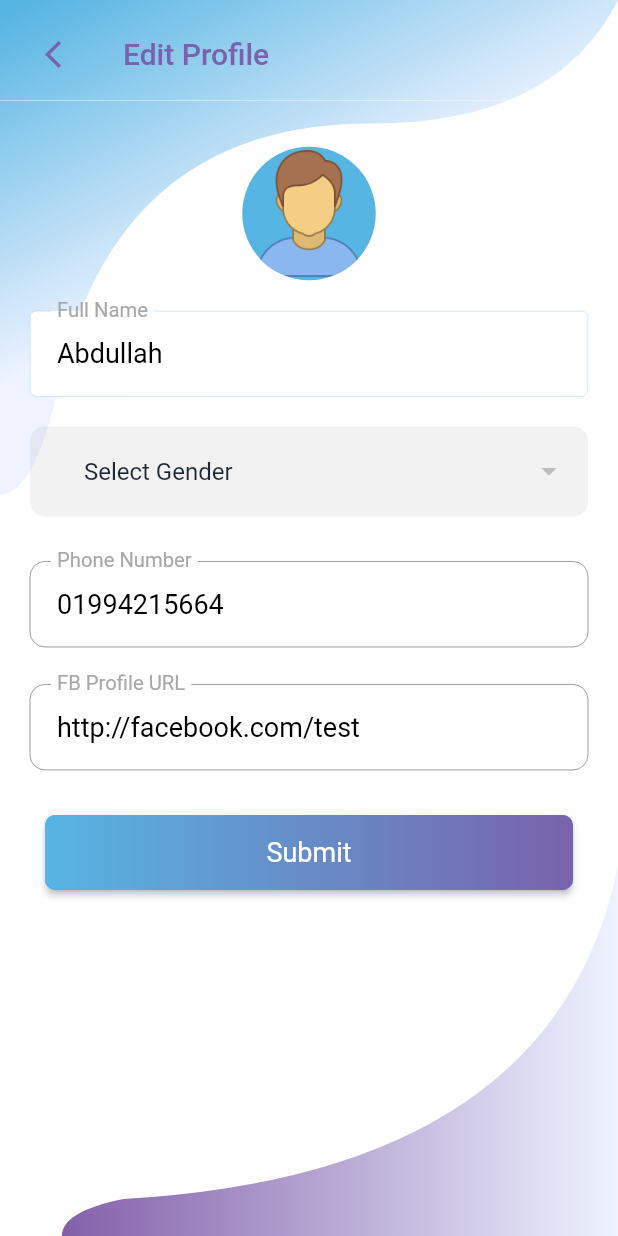
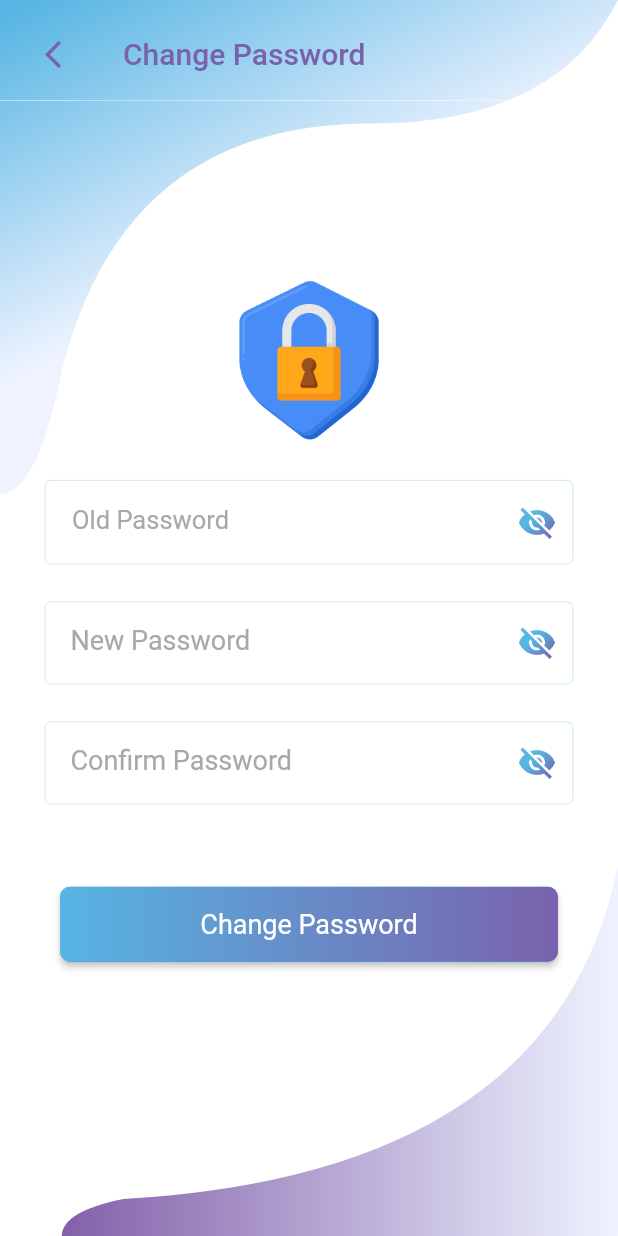
Before and after one commit to MdJeweleIslam/hw_pannel, a Flutter app: the screen it shows after launch, on a phone screen of 412 x 824 dp. Run offline on Flutter 3.47's test engine with Material 2 defaults, Android fonts, the phone set to English and light mode, and no system bars; drawn by our look-alikes of dropdown_button2; our stand-ins replace flutter_html, fluttertoast, get, get_storage, loading_indicator, marquee and 2 more; missing offline and left inert: ntp; Roboto replaces fonts that are missing (PT-Sans).

Commit message:
change password page design and create change password controller and set this

```diff
--- a/lib/Colors.dart
+++ b/lib/Colors.dart
@@ -10,6 +10,7 @@ const Color awsMixedColor = Color(0xFF6999B0);
 const Color awsCursorColor = Color(0xFF6999B0);
 const Color awsColor = Color(0xFF6999B0);
 const Color hint_color = Color(0xFFa8a8a8);
+const Color hint_color1 = Color(0xff858585);
 const Color unactive_color = Color(0xff696868);
 const Color backGroundColor = Color(0xfff6f6f6);
 const Color box_bg_color = Color(0xFFF9F9FC);
--- /dev/null
+++ b/lib/controller/change_password_page_controller.dart
@@ -0,0 +1,47 @@
+import 'dart:convert';
+
+import 'package:flutter/cupertino.dart';
+import 'package:get/get.dart';
+import '../Colors.dart';
+
+class ChangePasswordPageController extends GetxController {
+
+  ///input box controller
+
+  final oldPasswordController = TextEditingController().obs;
+  final newPasswordController = TextEditingController().obs;
+  final newConfirmPasswordController = TextEditingController().obs;
+
+
+  ///input box color and operation
+  var userNameLevelTextColor = hint_color.obs;
+  var passwordLevelTextColor = hint_color.obs;
+
+
+  var isObscure = true.obs;
+  var isObscureNewPassword = true.obs;
+  var isObscureConfirmNewPassword = true.obs;
+
+
+
+  updateUserNameLevelTextColor(Color value) {
+    userNameLevelTextColor(value);
+  }
+
+  updateIsObscure(var value) {
+    isObscure(value);
+  }
+
+  updateIsObscureNewPassword(var value) {
+    isObscureNewPassword(value);
+  }
+  updateIsObscureConfirmNewPassword(var value) {
+    isObscureConfirmNewPassword(value);
+  }
+  updatePasswordLevelTextColor(Color value) {
+    passwordLevelTextColor(value);
+  }
+
+
+
+}
--- a/lib/main.dart
+++ b/lib/main.dart
@@ -4,6 +4,8 @@ import 'package:flutter/services.dart';
 import 'package:fluttertoast/fluttertoast.dart';
 import 'package:get/get_navigation/src/root/get_material_app.dart';
 import 'package:get_storage/get_storage.dart';
+import 'package:hw_pannel/view/change_password.dart';
+import 'package:hw_pannel/view/fotget_password_page.dart';
 import 'package:hw_pannel/view/log_in_page.dart';
 import 'package:hw_pannel/view/user_profile.dart';
 import 'package:hw_pannel/view/user_profile_update.dart';
@@ -30,7 +32,8 @@ class MyApp extends StatelessWidget {
         body: Stack(
           children: [
             // LogInScreen(),
-            ProfileUpdateScreen(),
+            // LogInScreen(),
+            ChangePasswordScreen(),
            //Arena@1324
            //  Is CN=Arena Web Security, OU=Arena, O=Arena, L=Dhaka, ST=Dhaka, C=BD correct?
 
--- /dev/null
+++ b/lib/view/change_password.dart
@@ -0,0 +1,444 @@
+
+import 'package:dropdown_button2/dropdown_button2.dart';
+import 'package:flutter/material.dart';
+import 'package:fluttertoast/fluttertoast.dart';
+import 'package:get/get.dart';
+
+import '../../Colors.dart';
+import '../controller/change_password_page_controller.dart';
+import '../controller/user_profile_Edit_page_cintroller.dart';
+import '../gradiant_icon.dart';
+import 'background.dart';
+
+class ChangePasswordScreen extends StatelessWidget {
+  final changePasswordPageController = Get.put(ChangePasswordPageController());
+  @override
+  Widget build(BuildContext context) {
+    return SafeArea(
+      child: Scaffold(
+        backgroundColor:  backGroundColor,
+        // backgroundColor: Colors.backGroundColor,
+        body:SizedBox(
+            width: double.infinity,
+            height: double.infinity,
+            child:Stack(
+              children: [
+                Background(),
+                Column(
+                  children: [
+
+                    Container(
+                      margin:  EdgeInsets.fromLTRB(00, 15, 00, 10),
+
+                      child: Row(
+                        children: [
+                          const SizedBox(width: 10,),
+                          InkWell(
+                            onTap: (){
+                              Get.back();
+                            },
+                            child:  Container(
+
+                              margin: EdgeInsets.only(left: 20,top: 10,right: 10,bottom: 10),
+
+                              child:const Icon(Icons.arrow_back_ios,
+                                size: 22,
+                                color: awsEndColor,
+                              ),
+                            ),
+                          ),
+                          const SizedBox(width: 20,),
+                          Expanded(child:
+                          Text(
+                            "Change Password",
+                            style: TextStyle(
+                                fontSize: 20,
+                                fontWeight: FontWeight.w500,
+                                color: awsEndColor
+                            ),
+                          ))
+                        ],
+                      ),
+                    ),
+                    Container(height: 0.3,
+                      color: Colors.white,
+                    ),
+
+                    Expanded(
+                        child: Center(
+                          child: SingleChildScrollView(
+
+
+                            child: Column(
+                              mainAxisAlignment: MainAxisAlignment.center,
+                              children: [
+                                Container(
+                                  padding: EdgeInsets.only(left: 30,right: 30,bottom: 20),
+                                  child: Column(
+                                    children: [
+                                      SizedBox(height: 10,),
+
+                                      Image.asset(
+                                        'assets/images/privacy.png',
+                                        height: 120,
+                                        width: 120,
+                                      ),
+
+                                      const SizedBox(
+                                        height: 20,
+                                      ),
+
+                                      _buildUserInformationSection(),
+
+                                      Container(
+                                        margin: EdgeInsets.only(left: 10,right: 10,top: 30),
+                                        child:  _buildChangePasswordButton(),
+                                      ),
+
+                                      const SizedBox(
+                                        height: 60,
+                                      ),
+
+                                    ],
+                                  ),
+                                )
+                              ],
+                            ),),
+                        )),
+                  ],
+                )
+              ],
+            )
+
+        ),
+      ),
+    );
+
+
+  }
+
+  Widget _buildUserInformationSection() {
+    return Container(
+
+      child: Column(
+        children: [
+
+          _buildTextFieldPassword(
+            obscureText: false,
+            labelText: "Old Password",
+            controller: changePasswordPageController.oldPasswordController.value,
+          ),
+
+          SizedBox(height: 25,),
+
+          _buildNewPassword(
+            obscureText: false,
+            labelText: "New Password",
+            controller: changePasswordPageController.newPasswordController.value,
+          ),
+          SizedBox(height: 25,),
+          _buildNewConfirmPassword(
+            obscureText: false,
+            labelText: "Confirm Password",
+            controller: changePasswordPageController.newConfirmPasswordController.value,
+          ),
+
+          SizedBox(height: 25,),
+
+        ],
+      ),
+    );
+  }
+
+
+
+
+  //password input field create
+  Widget _buildTextFieldPassword({
+    required bool obscureText,
+    Widget? prefixedIcon,
+    String? hintText,
+    String? labelText,
+    required TextEditingController controller,
+  }) {
+    return Material(
+        color:transparent,
+        child:
+
+        Focus(
+          onFocusChange: (hasFocus) {
+            changePasswordPageController.passwordLevelTextColor.value = hasFocus ? hint_color1 : hint_color1;
+          },
+          child:  Obx(() =>
+
+
+              TextField(
+                controller: controller,
+                cursorColor:awsCursorColor,
+                cursorWidth: 1.5,
+
+                obscureText: changePasswordPageController.isObscure.value,
+                // obscuringCharacter: "*",
+                style: const TextStyle(color: Colors.black, fontSize: 17),
+                decoration: InputDecoration(
+                  // border: InputBorder.none,
+                  border: OutlineInputBorder(borderRadius: BorderRadius.circular(10)),
+                  // labelText: 'Password',
+                  contentPadding: const EdgeInsets.all(18),
+                  suffixIcon: IconButton(
+                      color: awsColor,
+                      icon: GradientIcon(
+                        changePasswordPageController.isObscure.value ? Icons.visibility_off : Icons.visibility,
+                        26,
+                        LinearGradient(
+                          colors: <Color>[
+                            awsStartColor,
+                            awsStartColor,
+                            awsEndColor,
+                          ],
+                          begin: Alignment.topLeft,
+                          end: Alignment.bottomRight,
+                        ),
+                      ),
+
+                      // Icon(_isObscure ? Icons.visibility_off : Icons.visibility),
+                      onPressed: () {
+                        changePasswordPageController.updateIsObscure(!changePasswordPageController.isObscure.value);
+                      }),
+
+                  filled: true,
+                  fillColor: Colors.white,
+                  prefixIcon: prefixedIcon,
+                  hintText: hintText,
+                  hintStyle: const TextStyle(
+                    color: hint_color,
+                    fontWeight: FontWeight.normal,
+                    fontFamily: 'PTSans',
+                  ),
+
+                  focusedBorder: const OutlineInputBorder(
+                    borderSide: BorderSide(color:awsEndColor, width: 1),
+                  ),
+                  enabledBorder: const OutlineInputBorder(
+                    borderSide: BorderSide(color:awsStartColor, width: .2),
+                  ),
+                  labelText: labelText,
+                  labelStyle:  TextStyle(
+                    color: changePasswordPageController.passwordLevelTextColor.value,
+                  ),
+                ),
+              )),
+        )
+
+    );
+  }
+
+  Widget _buildNewPassword({
+    required bool obscureText,
+    Widget? prefixedIcon,
+    String? hintText,
+    String? labelText,
+    required TextEditingController controller,
+  }) {
+    return Material(
+        color:transparent,
+        child:
+
+        Focus(
+          onFocusChange: (hasFocus) {
+            changePasswordPageController.passwordLevelTextColor.value = hasFocus ? hint_color : hint_color;
+          },
+          child:  Obx(() =>
+
+
+              TextField(
+                controller: controller,
+                cursorColor:awsCursorColor,
+                cursorWidth: 1.5,
+
+                obscureText: changePasswordPageController.isObscureNewPassword.value,
+                // obscuringCharacter: "*",
+                style: const TextStyle(color: Colors.black, fontSize: 18),
+                decoration: InputDecoration(
+                  // border: InputBorder.none,
+                  border: OutlineInputBorder(borderRadius: BorderRadius.circular(10)),
+                  // labelText: 'Password',
+                  contentPadding: const EdgeInsets.all(17),
+                  suffixIcon: IconButton(
+                      color: awsColor,
+                      icon: GradientIcon(
+                        changePasswordPageController.isObscureNewPassword.value ? Icons.visibility_off : Icons.visibility,
+                        26,
+                        LinearGradient(
+                          colors: <Color>[
+                            awsStartColor,
+                            awsStartColor,
+                            awsEndColor,
+                          ],
+                          begin: Alignment.topLeft,
+                          end: Alignment.bottomRight,
+                        ),
+                      ),
+
+                      // Icon(_isObscure ? Icons.visibility_off : Icons.visibility),
+                      onPressed: () {
+                        changePasswordPageController.updateIsObscureNewPassword(!changePasswordPageController.isObscureNewPassword.value);
+                      }),
+
+                  filled: true,
+                  fillColor: Colors.white,
+                  prefixIcon: prefixedIcon,
+                  hintText: hintText,
+                  hintStyle: const TextStyle(
+                    color: hint_color,
+                    fontWeight: FontWeight.normal,
+                    fontFamily: 'PTSans',
+                  ),
+
+                  focusedBorder: const OutlineInputBorder(
+                    borderSide: BorderSide(color:awsEndColor, width: 1),
+                  ),
+                  enabledBorder: const OutlineInputBorder(
+                    borderSide: BorderSide(color:awsStartColor, width: .2),
+                  ),
+                  labelText: labelText,
+                  labelStyle:  TextStyle(
+                    color: changePasswordPageController.passwordLevelTextColor.value,
+                  ),
+                ),
+              )),
+        )
+
+    );
+  }
+
+  Widget _buildNewConfirmPassword({
+    required bool obscureText,
+    Widget? prefixedIcon,
+    String? hintText,
+    String? labelText,
+    required TextEditingController controller,
+  }) {
+    return Material(
+        color:transparent,
+        child:
+
+        Focus(
+          onFocusChange: (hasFocus) {
+            changePasswordPageController.passwordLevelTextColor.value = hasFocus ? hint_color : hint_color;
+          },
+          child:  Obx(() =>
+
+
+              TextField(
+                controller: controller,
+                cursorColor:awsCursorColor,
+                cursorWidth: 1.5,
+
+                obscureText: changePasswordPageController.isObscureConfirmNewPassword.value,
+                // obscuringCharacter: "*",
+                style: const TextStyle(color: Colors.black, fontSize: 18),
+                decoration: InputDecoration(
+                  // border: InputBorder.none,
+                  border: OutlineInputBorder(borderRadius: BorderRadius.circular(10)),
+                  // labelText: 'Password',
+                  contentPadding: const EdgeInsets.all(17),
+                  suffixIcon: IconButton(
+                      color: awsColor,
+                      icon: GradientIcon(
+                        changePasswordPageController.isObscureConfirmNewPassword.value ? Icons.visibility_off : Icons.visibility,
+                        26,
+                        LinearGradient(
+                          colors: <Color>[
+                            awsStartColor,
+                            awsStartColor,
+                            awsEndColor,
+                          ],
+                          begin: Alignment.topLeft,
+                          end: Alignment.bottomRight,
+                        ),
+                      ),
+
+                      // Icon(_isObscure ? Icons.visibility_off : Icons.visibility),
+                      onPressed: () {
+                        changePasswordPageController.updateIsObscureConfirmNewPassword(!changePasswordPageController.isObscureConfirmNewPassword.value);
+                      }),
+
+                  filled: true,
+                  fillColor: Colors.white,
+                  prefixIcon: prefixedIcon,
+                  hintText: hintText,
+                  hintStyle: const TextStyle(
+                    color: hint_color,
+                    fontWeight: FontWeight.normal,
+                    fontFamily: 'PTSans',
+                  ),
+
+                  focusedBorder: const OutlineInputBorder(
+                    borderSide: BorderSide(color:awsEndColor, width: 1),
+                  ),
+                  enabledBorder: const OutlineInputBorder(
+                    borderSide: BorderSide(color:awsStartColor, width: .2),
+                  ),
+                  labelText: labelText,
+                  labelStyle:  TextStyle(
+                    color: changePasswordPageController.passwordLevelTextColor.value,
+                  ),
+                ),
+              )),
+        )
+
+    );
+  }
+
+
+
+  Widget _buildChangePasswordButton() {
+    return ElevatedButton(
+      onPressed: () {
+
+      },
+      style: ElevatedButton.styleFrom(
+          padding: EdgeInsets.zero,
+          shape: RoundedRectangleBorder(
+              borderRadius: BorderRadius.circular(7))),
+      child: Ink(
+        decoration: BoxDecoration(
+            gradient: LinearGradient(colors: [awsStartColor,awsEndColor],
+              begin: Alignment.centerLeft,
+              end: Alignment.centerRight,
+            ),
+            borderRadius: BorderRadius.circular(7.0)
+        ),
+        child: Container(
+
+          height: 50,
+          alignment: Alignment.center,
+          child: Text(
+            "Change Password",
+            textAlign: TextAlign.center,
+            style: TextStyle(
+              fontFamily: 'PT-Sans',
+              fontSize: 18,
+              fontWeight: FontWeight.normal,
+              color: Colors.white,
+            ),
+          ),
+        ),
+      ),
+    );
+  }
+
+  _showToast(String message) {
+    Fluttertoast.showToast(
+        msg: message,
+        toastLength: Toast.LENGTH_SHORT,
+        gravity: ToastGravity.CENTER,
+        timeInSecForIosWeb: 1,
+        backgroundColor: awsMixedColor,
+        textColor: Colors.white,
+        fontSize: 16.0);
+  }
+
+
+}
```
